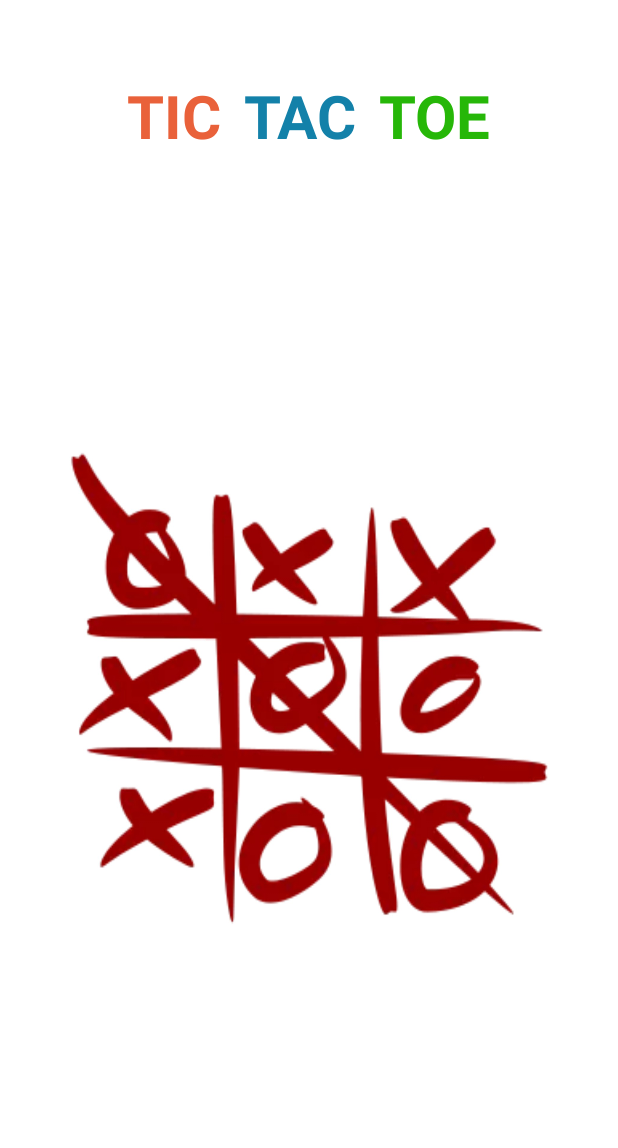
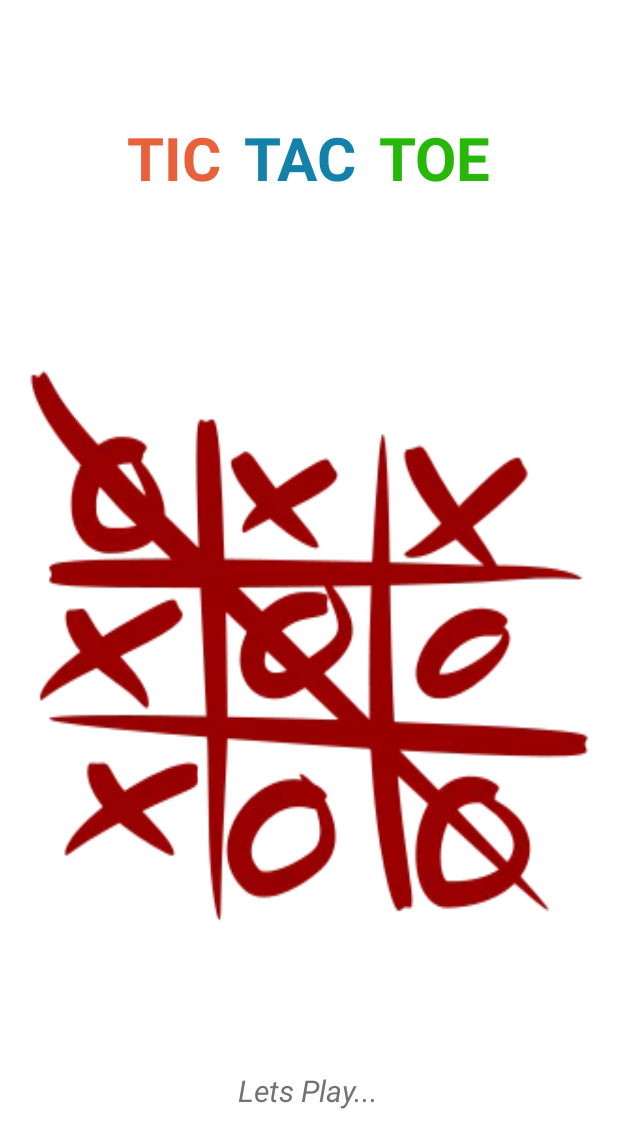
Before and after one commit to ismailnurudeen/tic-tac-toe-game, an Android app: the layout activity_splash.xml on its own in the app's theme, with its tools: preview values and no code run, on a phone screen of 412 x 824 dp. Shown: the top 1148 px of the screen. Run offline under Robolectric (Android 15) with nearby library versions, the phone set to English and light mode, and no system bars.

Commit message:
fixed some bugs

```diff
--- a/app/src/main/java/com/deepsyntax/tictactoegame/FragmentsInterface.java
+++ b/app/src/main/java/com/deepsyntax/tictactoegame/FragmentsInterface.java
@@ -5,6 +5,6 @@ import java.util.*;
 public interface FragmentsInterface
 {
 	public void OnPlayerSettingsComplete(ArrayList<String> playerNames);
-	public void OnGameSettingsComplete(ArrayList<String>playerNames,ArrayList<byte[]> playerImage,int rounds);
+	public void OnGameSettingsComplete(ArrayList<String>playerNames,ArrayList<byte[]> playerImage,int playerSymbol,int rounds);
 	public void OnUploadImage();
 }
--- a/app/src/main/java/com/deepsyntax/tictactoegame/Game.java
+++ b/app/src/main/java/com/deepsyntax/tictactoegame/Game.java
@@ -272,5 +272,4 @@ public class Game {
         }
         return possibleMove.get(bestMove);
     }
-
 }
--- a/app/src/main/java/com/deepsyntax/tictactoegame/MainGameActivity.java
+++ b/app/src/main/java/com/deepsyntax/tictactoegame/MainGameActivity.java
@@ -45,6 +45,11 @@ public class MainGameActivity extends AppCompatActivity implements OnItemClickLi
         displayPlayerInfo();
 
         int numsRound = extras.getInt("NUMBER_OF_ROUNDS", 0);
+        int player1Symbol=extras.getInt("Player_Symbol",R.drawable.x);
+        int player2Symbol=player1Symbol==R.drawable.x?R.drawable.o:R.drawable.x;
+        Game game=new Game(this);
+        game.setXPlayerSymbol(player1Symbol);
+        game.setOPlayerSymbol(player2Symbol);
 
         gameControl.setPlayersProps(player1Name, player2Name, player1ScoreTv, player2ScoreTv,player1Image,player2Image);
         gameControl.setNumberOfRounds(numsRound);
--- a/app/src/main/java/com/deepsyntax/tictactoegame/PlayersInfoActivity.java
+++ b/app/src/main/java/com/deepsyntax/tictactoegame/PlayersInfoActivity.java
@@ -54,7 +54,7 @@ public class PlayersInfoActivity extends AppCompatActivity implements FragmentsI
 			.commit();
 	}
 	@Override
-	public void OnGameSettingsComplete(ArrayList<String> playerNames,ArrayList<byte[]> playerImages,int rounds){
+	public void OnGameSettingsComplete(ArrayList<String> playerNames,ArrayList<byte[]> playerImages,int playerSymbol,int rounds){
 		in.putExtra("SINGLE_PLAYER",false);
 		in.putExtra("NUMBER_OF_ROUNDS",rounds);
 		in.putStringArrayListExtra("PLAYER_NAMES",playerNames);
--- a/app/src/main/res/layout/activity_splash.xml
+++ b/app/src/main/res/layout/activity_splash.xml
@@ -9,11 +9,12 @@
 
 	<LinearLayout
 		android:id="@+id/activity_splashLinearLayout"
-		android:layout_height="wrap_content"
-		android:layout_width="wrap_content"
+		android:layout_height="0dp"
+		android:layout_width="match_parent"
 		android:orientation="horizontal"
 		android:gravity="center"
-		android:layout_marginTop="50dp">
+		android:layout_marginTop="50dp"
+        android:layout_weight="1">
 
 		<TextView
 			android:id="@+id/splashTextView_tic"
@@ -50,23 +51,23 @@
 	</LinearLayout>
 
 	<ImageView
-		android:layout_height="wrap_content"
-		android:layout_width="wrap_content"
+		android:layout_height="0dp"
+		android:layout_width="match_parent"
 		android:src="@drawable/tictactoe_board"
 		android:animation="@anim/fade_in"
 		android:animationDuration="500"
-		android:layout_margin="30dp"/>
+		android:layout_marginTop="0dp"
+        android:layout_weight="5"/>
 
 	<TextView
 		android:id="@+id/splashTextView_lets_play"
 		android:layout_width="wrap_content"
-		android:layout_height="wrap_content"
+		android:layout_height="0dp"
 		android:textAppearance="?android:attr/textAppearanceMedium"
 		android:text="Lets Play..."
-		android:elevation="10dp"
-		android:layout_marginTop="10dp"
 		android:textSize="20sp"
 		android:textColor="#737373"
-		android:textStyle="italic"/>
+		android:textStyle="italic"
+        android:layout_weight="1"/>
 
 </LinearLayout>
--- a/app/src/main/res/layout/fragment_initial_game_settings.xml
+++ b/app/src/main/res/layout/fragment_initial_game_settings.xml
@@ -32,7 +32,6 @@
         android:layout_width="match_parent"
         android:layout_height="wrap_content"
         android:orientation="horizontal"
-        android:id="@+id/symbol_picker"
         android:layout_marginTop="30dp">
 
         <TextView
@@ -46,7 +45,8 @@
             <RadioGroup
                 android:layout_width="wrap_content"
                 android:layout_height="wrap_content"
-                android:layout_marginStart="80dp">
+                android:layout_marginStart="80dp"
+                android:id="@+id/symbol_picker">
                 <RadioButton
                     android:id="@+id/x_selected"
                     android:layout_width="wrap_content"
```
Also changed, not shown: app/src/main/java/com/deepsyntax/tictactoegame/GameControl.java (+4 -6 lines), app/src/main/java/com/deepsyntax/tictactoegame/InitialSettingsFragment.java (+39 -23 lines), app/src/main/java/com/deepsyntax/tictactoegame/MainActivity.java (+57 -9 lines), app/src/main/res/layout/activity_main.xml (+10 -43 lines), app/src/main/res/layout/fragment_main_menu.xml (added, +44 -0 lines).
